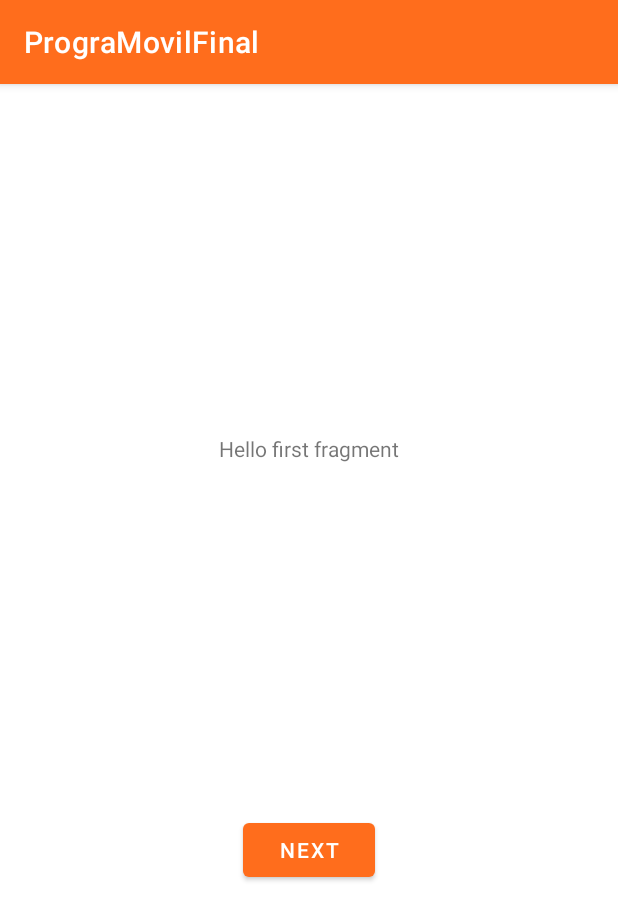
After one commit to piero0090/PrograMovilFinal, an Android app: the fragment FirstFragment shown on its own in the app's theme, on a phone screen of 412 x 824 dp. The commit adds this screen. Shown: the top 920 px of the screen. Run offline under Robolectric (Android 15) with nearby library versions, the phone set to English and light mode, and no system bars.

Commit message:
Cambios I

```diff
--- /dev/null
+++ b/app/src/main/java/com/example/programovilfinal/FirstFragment.kt
@@ -0,0 +1,44 @@
+package com.example.programovilfinal
+
+import android.os.Bundle
+import androidx.fragment.app.Fragment
+import android.view.LayoutInflater
+import android.view.View
+import android.view.ViewGroup
+import androidx.navigation.fragment.findNavController
+import com.example.programovilfinal.databinding.FragmentFirstBinding
+
+/**
+ * A simple [Fragment] subclass as the default destination in the navigation.
+ */
+class FirstFragment : Fragment() {
+
+    private var _binding: FragmentFirstBinding? = null
+
+    // This property is only valid between onCreateView and
+    // onDestroyView.
+    private val binding get() = _binding!!
+
+    override fun onCreateView(
+        inflater: LayoutInflater, container: ViewGroup?,
+        savedInstanceState: Bundle?
+    ): View? {
+
+        _binding = FragmentFirstBinding.inflate(inflater, container, false)
+        return binding.root
+
+    }
+
+    override fun onViewCreated(view: View, savedInstanceState: Bundle?) {
+        super.onViewCreated(view, savedInstanceState)
+
+        binding.buttonFirst.setOnClickListener {
+            findNavController().navigate(R.id.action_FirstFragment_to_SecondFragment)
+        }
+    }
+
+    override fun onDestroyView() {
+        super.onDestroyView()
+        _binding = null
+    }
+}
--- a/app/src/main/java/com/example/programovilfinal/MainActivity.kt
+++ b/app/src/main/java/com/example/programovilfinal/MainActivity.kt
@@ -1,7 +1,11 @@
 package com.example.programovilfinal
 
+import android.content.ClipData
 import android.os.Bundle
 import android.view.Menu
+import android.view.MenuItem
+import android.widget.Button
+import android.widget.Toast
 import com.google.android.material.snackbar.Snackbar
 import com.google.android.material.navigation.NavigationView
 import androidx.navigation.findNavController
@@ -20,7 +24,6 @@ class MainActivity : AppCompatActivity() {
 
     override fun onCreate(savedInstanceState: Bundle?) {
         super.onCreate(savedInstanceState)
-
 
         binding = ActivityMainBinding.inflate(layoutInflater)
         setContentView(binding.root)
--- /dev/null
+++ b/app/src/main/res/drawable/ic_baseline_local_phone_24.xml
@@ -0,0 +1,5 @@
+<vector android:height="24dp" android:tint="#000000"
+    android:viewportHeight="24" android:viewportWidth="24"
+    android:width="24dp" xmlns:android="http://schemas.android.com/apk/res/android">
+    <path android:fillColor="@android:color/white" android:pathData="M6.62,10.79c1.44,2.83 3.76,5.14 6.59,6.59l2.2,-2.2c0.27,-0.27 0.67,-0.36 1.02,-0.24 1.12,0.37 2.33,0.57 3.57,0.57 0.55,0 1,0.45 1,1V20c0,0.55 -0.45,1 -1,1 -9.39,0 -17,-7.61 -17,-17 0,-0.55 0.45,-1 1,-1h3.5c0.55,0 1,0.45 1,1 0,1.25 0.2,2.45 0.57,3.57 0.11,0.35 0.03,0.74 -0.25,1.02l-2.2,2.2z"/>
+</vector>
--- /dev/null
+++ b/app/src/main/res/layout/fragment_first.xml
@@ -0,0 +1,28 @@
+<?xml version="1.0" encoding="utf-8"?>
+<androidx.constraintlayout.widget.ConstraintLayout xmlns:android="http://schemas.android.com/apk/res/android"
+    xmlns:app="http://schemas.android.com/apk/res-auto"
+    xmlns:tools="http://schemas.android.com/tools"
+    android:layout_width="match_parent"
+    android:layout_height="match_parent"
+    tools:context=".FirstFragment">
+
+    <TextView
+        android:id="@+id/textview_first"
+        android:layout_width="wrap_content"
+        android:layout_height="wrap_content"
+        android:text="@string/hello_first_fragment"
+        app:layout_constraintBottom_toTopOf="@id/button_first"
+        app:layout_constraintEnd_toEndOf="parent"
+        app:layout_constraintStart_toStartOf="parent"
+        app:layout_constraintTop_toTopOf="parent" />
+
+    <Button
+        android:id="@+id/button_first"
+        android:layout_width="wrap_content"
+        android:layout_height="wrap_content"
+        android:text="@string/next"
+        app:layout_constraintBottom_toBottomOf="parent"
+        app:layout_constraintEnd_toEndOf="parent"
+        app:layout_constraintStart_toStartOf="parent"
+        app:layout_constraintTop_toBottomOf="@id/textview_first" />
+</androidx.constraintlayout.widget.ConstraintLayout>
--- a/app/src/main/res/layout/nav_header_main.xml
+++ b/app/src/main/res/layout/nav_header_main.xml
@@ -4,6 +4,7 @@
     android:layout_width="match_parent"
     android:layout_height="@dimen/nav_header_height"
     android:background="@drawable/side_nav_bar"
+    android:backgroundTint="#FF6D1C"
     android:gravity="bottom"
     android:orientation="vertical"
     android:paddingLeft="@dimen/activity_horizontal_margin"
--- a/app/src/main/res/navigation/mobile_navigation.xml
+++ b/app/src/main/res/navigation/mobile_navigation.xml
@@ -32,6 +32,6 @@
     <fragment
         android:id="@+id/nav_info"
         android:name="com.example.programovilfinal.ui.Fragments.InfoFragment"
-        android:label="@string/menu_editar"
+        android:label="@string/menu_info"
         tools:layout="@layout/fragment_info" />
 </navigation>
--- a/app/src/main/res/values/strings.xml
+++ b/app/src/main/res/values/strings.xml
@@ -14,4 +14,13 @@
     <string name="menu_info">Informacion</string>
     <!-- TODO: Remove or change this placeholder text -->
     <string name="hello_blank_fragment">Hello blank fragment</string>
+    <string name="title_activity_button_login">button_login</string>
+    <!-- Strings used for fragments for navigation -->
+    <string name="first_fragment_label">First Fragment</string>
+    <string name="second_fragment_label">Second Fragment</string>
+    <string name="next">Next</string>
+    <string name="previous">Previous</string>
+
+    <string name="hello_first_fragment">Hello first fragment</string>
+    <string name="hello_second_fragment">Hello second fragment. Arg: %1$s</string>
 </resources>
```
Also changed, not shown: app/src/main/AndroidManifest.xml (+11 -3 lines), app/src/main/java/com/example/programovilfinal/ButtonMenu.kt (added, +11 -0 lines), app/src/main/java/com/example/programovilfinal/SecondFragment.kt (added, +44 -0 lines), app/src/main/res/layout/activity_button_menu.xml (added, +10 -0 lines), app/src/main/res/layout/activity_registro.xml (+6 -6 lines), app/src/main/res/layout/content_button_login.xml (added, +19 -0 lines), app/src/main/res/layout/fragment_second.xml (added, +27 -0 lines), app/src/main/res/menu/activity_main_drawer.xml (+8 -0 lines), app/src/main/res/navigation/nav_graph.xml (added, +28 -0 lines).
